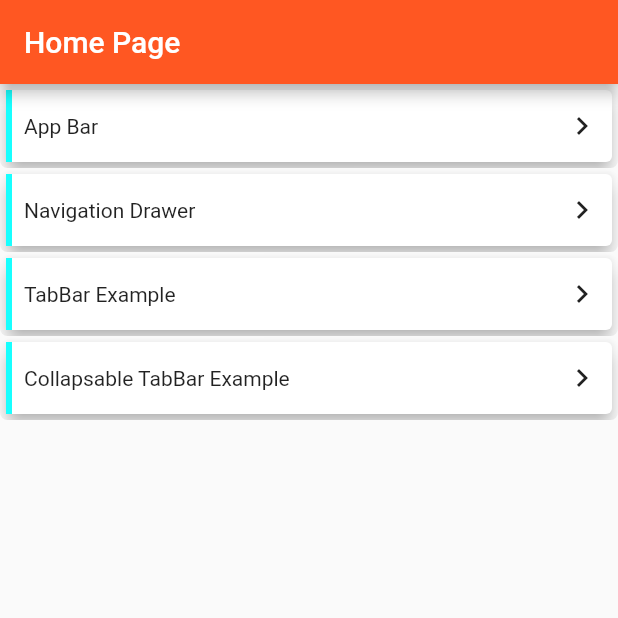
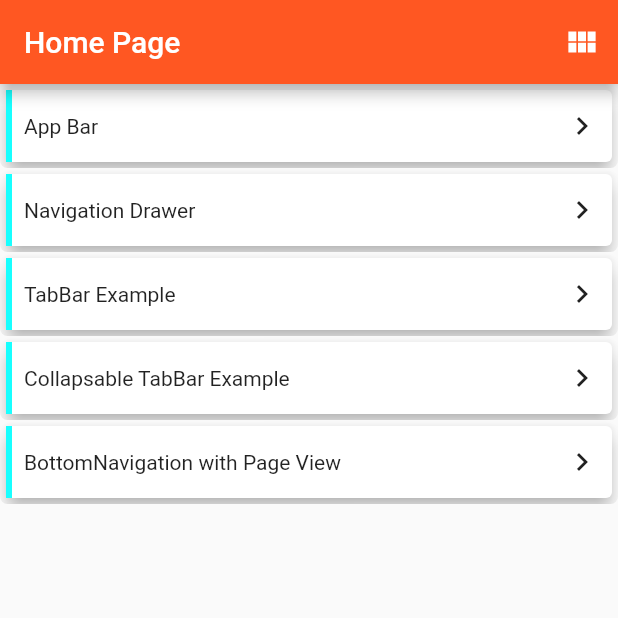
Before and after one commit to VlatkovicB/flutter_playground, a Flutter app: the screen it shows after launch, on a phone screen of 412 x 824 dp, the top half of it. Run offline on Flutter 3.47's test engine with Material 2 defaults, Android fonts, the phone set to English and light mode, and no system bars; Roboto replaces fonts that are missing (Roboto-Regular.ttf).

Commit message:
Grid vs list view main menu, done bottomNavigation

```diff
--- a/lib/imports.dart
+++ b/lib/imports.dart
@@ -7,6 +7,7 @@ export './screens/appbar_example.dart';
 export './screens/navigation_drawer_example.dart';
 export './screens/tab_bar_example.dart';
 export './screens/collapsable_toolbar_example.dart';
+export './screens/bottom_navigation_example.dart';
 
 // WIDGETS
 export './widgets/menu_button.dart';
--- a/lib/main.dart
+++ b/lib/main.dart
@@ -20,6 +20,7 @@ class MyApp extends StatelessWidget {
         TabBarExample.routeName: (ctx) => TabBarExample(),
         CollapsableToolbarExample.routeName: (ctx) =>
             CollapsableToolbarExample(),
+        BottomNavigationExample.routeName: (ctx) => BottomNavigationExample(),
       },
     );
   }
--- a/lib/screens/home_page.dart
+++ b/lib/screens/home_page.dart
@@ -2,15 +2,31 @@ import 'package:flutter/material.dart';
 
 import '../imports.dart';
 
-class HomePage extends StatelessWidget {
+enum View { List, Grid }
+
+class HomePage extends StatefulWidget {
   @override
-  Widget build(BuildContext context) {
-    return Scaffold(
-      appBar: AppBar(
-        title: Text('Home Page'),
-      ),
-      body: Column(
-        children: <Widget>[
+  _HomePageState createState() => _HomePageState();
+}
+
+class _HomePageState extends State<HomePage> with TickerProviderStateMixin {
+  View _view = View.List;
+  AnimationController _animationController;
+
+  @override
+  void initState() {
+    _animationController = AnimationController(
+        vsync: this, duration: Duration(milliseconds: 300), value: 1);
+    super.initState();
+  }
+
+  @override
+  void dispose() {
+    _animationController.dispose();
+    super.dispose();
+  }
+
+  final _children = <Widget>[
     MenuButton(
       routeName: AppBarExample.routeName,
       title: "App Bar",
@@ -27,7 +43,48 @@ class HomePage extends StatelessWidget {
       routeName: CollapsableToolbarExample.routeName,
       title: "Collapsable TabBar Example",
     ),
+    MenuButton(
+        routeName: BottomNavigationExample.routeName,
+        title: "BottomNavigation with Page View")
+  ];
+
+  void _toggleView() {
+    setState(() {
+      if (_view == View.List) {
+        _animationController.forward();
+        _view = View.Grid;
+      } else {
+        _animationController.reverse();
+        _view = View.List;
+      }
+    });
+  }
+
+  @override
+  Widget build(BuildContext context) {
+    return Scaffold(
+      appBar: AppBar(
+        title: Text('Home Page'),
+        actions: <Widget>[
+          IconButton(
+            icon: AnimatedIcon(
+              icon: AnimatedIcons.list_view,
+              progress: _animationController,
+            ),
+            onPressed: _toggleView,
+          ),
         ],
+      ),
+      body: _view == View.List
+          ? ListView(
+              children: _children,
+            )
+          : GridView(
+              children: _children,
+              gridDelegate: SliverGridDelegateWithFixedCrossAxisCount(
+                crossAxisCount: 2,
+                childAspectRatio: 3,
+              ),
             ),
     );
   }
```
Also changed, not shown: lib/screens/bottom_navigation_example.dart (added, +85 -0 lines). Lines whose indentation alone changed are shown as unchanged.
